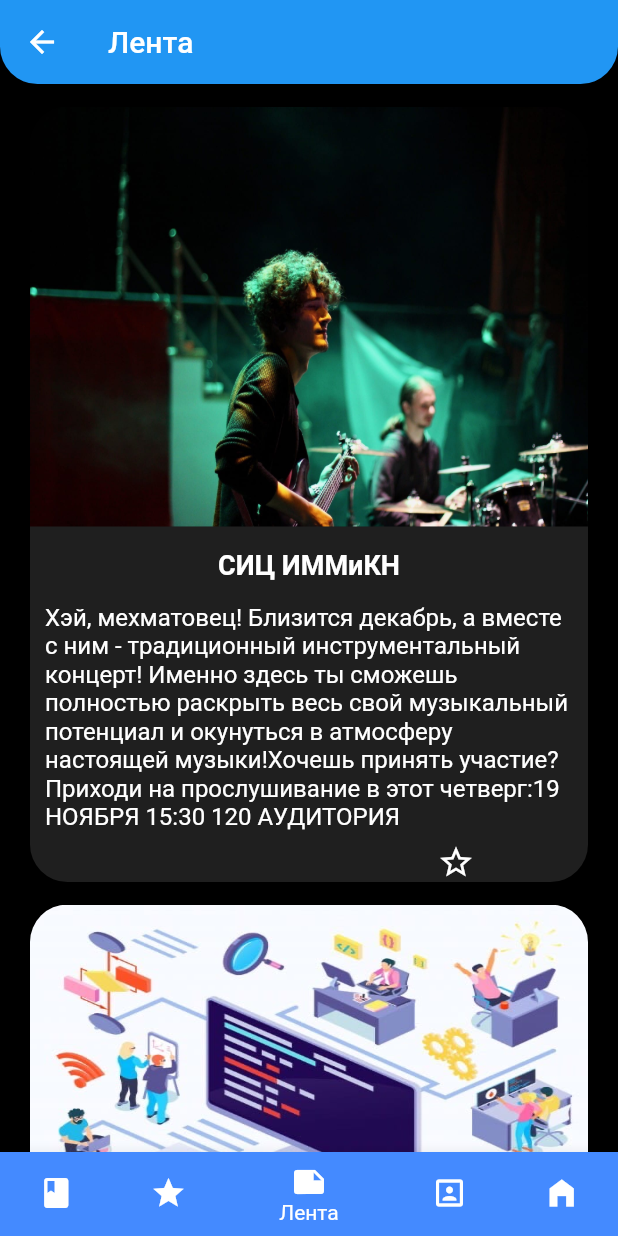
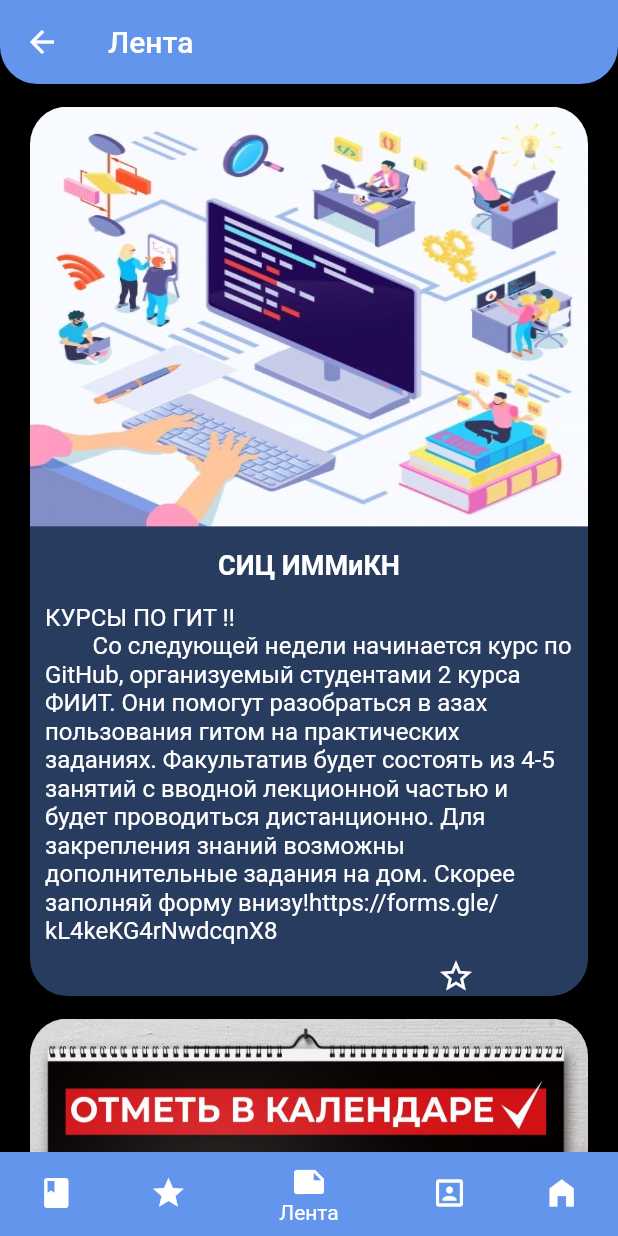
Before and after one commit to AndreyKondakovGW/Project-Sbornik-Pervokursnika-, a Flutter app: the NavPage screen opened by its route, item 3 of the bottom bar chosen, on a phone screen of 412 x 824 dp. Run offline on Flutter 3.47's test engine with Material 2 defaults, Android fonts, the phone set to English and light mode, and no system bars; our stand-ins replace bloc, flutter_bloc; Roboto replaces fonts that are missing (Tahoma).

Commit message:
Изменена страница Факультет,изменен дизайн постов в ленте, доработан дизайн NavBar и AppBar

```diff
--- a/lib/lentawidgetsandrepo/postrepo.dart
+++ b/lib/lentawidgetsandrepo/postrepo.dart
@@ -1,6 +1,18 @@
 import 'post.dart';
 
 var posts = [
+  Post(
+    title: 'СИЦ ИММиКН',
+    text: '''КУРСЫ ПО ГИТ ‼
+        Со следующей недели начинается курс по GitHub, организуемый студентами 2 курса ФИИТ. Они помогут разобраться в азах пользования гитом на практических заданиях. Факультатив будет состоять из 4-5 занятий с вводной лекционной частью и будет проводиться дистанционно. Для закрепления знаний возможны дополнительные задания на дом. Скорее заполняй форму внизу!https://forms.gle/kL4keKG4rNwdcqnX8''',
+    image: 'assets/images/git_courses.jpg',
+  ),
+  Post(
+    title: 'СИЦ ЮФУ',
+    text: '''ЭСТЕТИКА ВО ВСЁМ
+        Художественный проект «Геометрия пространства‑5» открыт до конца ноября!Причины провести свой день культурно:Не только картины! Помимо живописи, тебя ждут графика, скульптура, фотография и декоративно-прикладное искусство.Работы молодых или уже известных художников из России, Австрии, Италии, Украины и др.Работы преподавателей высших художественных учебных заведений г. Ростова-на-Дону, а также студентов направлений искусства, дизайна и архитектуры.Возможность провести время с пользой, а главное — не дома✊🏻Организаторы обещают, равнодушных не останется:💬 «Ключевое направление арт-проекта: пространство как важнейшая и необходимая составляющая в решении любого произведения пластического искусства. Широкий спектр индивидуальных подходов к исполнению темы проекта, разнообразие видов и техник, представленных на выставке не оставят равнодушными ни одного зрителя»Приходи к ААИ❤''',
+    image: 'assets/images/estetic.jpg',
+  ),
   Post(
     title: 'СИЦ ИММиКН',
     text:
@@ -9,13 +21,7 @@ var posts = [
     //'https://cdn.lifehacker.ru/wp-content/uploads/2020/03/Depositphotos_5202035_l-2015_1583840326-e1583840349869.jpg',
   ),
   Post(
-    title: 'СИЦ ИММиКН',
-    text:
-        'КУРСЫ ПО ГИТ ‼Со следующей недели начинается курс по GitHub, организуемый студентами 2 курса ФИИТ. Они помогут разобраться в азах пользования гитом на практических заданиях. Факультатив будет состоять из 4-5 занятий с вводной лекционной частью и будет проводиться дистанционно. Для закрепления знаний возможны дополнительные задания на дом. Скорее заполняй форму внизу!https://forms.gle/kL4keKG4rNwdcqnX8',
-    image: 'assets/images/git_courses.jpg',
-  ),
-  Post(
-    title: 'ЮФУ(Южный Федеральный Университет',
+    title: 'ЮФУ(Южный Федеральный Университет)',
     text:
         'Ректор и президент ЮФУ приняли участие в подведении итогов проекта «Золотые Имена Высшей Школы»Проект «Золотые Имена Высшей Школы» – ежегодный конкурсный отбор по рекомендации вузов и научных учреждений самых достойных представителей профессорско-преподавательского состава, которые имеют личный успех, достижения в учебном процессе с применением новейших методик, а также инновационных практик для повышения качества образования. 24 ноября состоялась онлайн конференция, где обсудили перспективы проекта "Золотые Имена Высшей Школы", социальный статус преподавателя современного вуза, работу региональных учреждений высшего образования и роль ученых в развитии гражданского общества.',
     image: 'assets/images/gold_names.jpg',
@@ -32,10 +38,4 @@ var posts = [
         'РЕГИСТРАЦИЯ НА ЗОЛОТОЙ ГОЛОС Если готов быть услышанным, прими участие в самом важном событии каждого певца университета!Заполни заявку ниже и приходи на Отборочный этап, который состоится уже 28 и 29 ноября.Следи за новостями проекта в группе Центра культуры и творчества ЮФУ. Кстати, там уже появилось первое интервью с членом жюри🔥Заявки принимаются до 26 ноября',
     image: 'assets/images/gold_voice.jpg',
   ),
-  Post(
-    title: 'СИЦ ЮФУ',
-    text:
-        'ЭСТЕТИКА ВО ВСЁМ Художественный проект «Геометрия пространства‑5» открыт до конца ноября!Причины провести свой день культурно:Не только картины! Помимо живописи, тебя ждут графика, скульптура, фотография и декоративно-прикладное искусство.Работы молодых или уже известных художников из России, Австрии, Италии, Украины и др.Работы преподавателей высших художественных учебных заведений г. Ростова-на-Дону, а также студентов направлений искусства, дизайна и архитектуры.Возможность провести время с пользой, а главное — не дома✊🏻Организаторы обещают, равнодушных не останется:💬 «Ключевое направление арт-проекта: пространство как важнейшая и необходимая составляющая в решении любого произведения пластического искусства. Широкий спектр индивидуальных подходов к исполнению темы проекта, разнообразие видов и техник, представленных на выставке не оставят равнодушными ни одного зрителя»Приходи к ААИ❤',
-    image: 'assets/images/estetic.jpg',
-  ),
 ];
--- a/lib/lentawidgetsandrepo/postswidget.dart
+++ b/lib/lentawidgetsandrepo/postswidget.dart
@@ -32,7 +32,9 @@ class PostWidget extends StatelessWidget {
             ),
           ),
           Container(
-            decoration: BoxDecoration(color: Colors.white12),
+            decoration: BoxDecoration(
+              color: Color.fromRGBO(100, 149, 237, 20).withOpacity(0.4),
+            ),
             child: Column(
               children: [
                 Container(
@@ -41,6 +43,7 @@ class PostWidget extends StatelessWidget {
                     post.title,
                     textAlign: TextAlign.center,
                     style: TextStyle(
+                        fontFamily: 'Tahoma',
                         fontSize: 18,
                         fontWeight: FontWeight.bold,
                         color: Colors.white),
@@ -52,6 +55,7 @@ class PostWidget extends StatelessWidget {
                     post.text,
                     textAlign: TextAlign.left,
                     style: TextStyle(
+                        fontFamily: 'Tahoma',
                         fontSize: 16,
                         fontWeight: FontWeight.normal,
                         color: Colors.white),
@@ -66,7 +70,7 @@ class PostWidget extends StatelessWidget {
             height: 34,
             child: FavouriteWidget(),
             decoration: BoxDecoration(
-              color: Colors.white12,
+              color: Color.fromRGBO(100, 149, 237, 20).withOpacity(0.4),
               borderRadius: BorderRadius.only(
                 bottomLeft: Radius.circular(25.0),
                 bottomRight: Radius.circular(25.0),
--- a/lib/pages/BasePage.dart
+++ b/lib/pages/BasePage.dart
@@ -45,6 +45,7 @@ class _NavPageState extends State<NavPage> {
     return Scaffold(
       backgroundColor: Colors.black,
       appBar: AppBar(
+        backgroundColor: Color.fromRGBO(100, 149, 237, 30),
         shape: RoundedRectangleBorder(
             borderRadius: BorderRadius.only(
                 bottomLeft: Radius.circular(25),
@@ -52,33 +53,37 @@ class _NavPageState extends State<NavPage> {
         title: Text(titels[currentIdex]),
       ),
       body: children[currentIdex],
-      bottomNavigationBar: BottomNavigationBar(
+      bottomNavigationBar: Container(
+        decoration: BoxDecoration(
+            borderRadius: BorderRadius.only(
+                topLeft: Radius.circular(40), topRight: Radius.circular(25))),
+        child: BottomNavigationBar(
           currentIndex: currentIdex,
           items: [
             BottomNavigationBarItem(
               icon: Icon(Icons.book),
               label: "Сборник",
-            backgroundColor: Colors.blueAccent,
+              backgroundColor: Color.fromRGBO(100, 149, 237, 30),
             ),
             BottomNavigationBarItem(
               icon: Icon(Icons.star),
               label: "Избраное",
-            backgroundColor: Colors.blueAccent,
+              backgroundColor: Color.fromRGBO(100, 149, 237, 30),
             ),
             BottomNavigationBarItem(
               icon: Icon(Icons.note),
               label: "Лента",
-            backgroundColor: Colors.blueAccent,
+              backgroundColor: Color.fromRGBO(100, 149, 237, 30),
             ),
             BottomNavigationBarItem(
               icon: Icon(Icons.portrait),
               label: "Профиль",
-            backgroundColor: Colors.blueAccent,
+              backgroundColor: Color.fromRGBO(100, 149, 237, 30),
             ),
             BottomNavigationBarItem(
               icon: Icon(Icons.home_filled),
               label: "Факультет",
-            backgroundColor: Colors.blueAccent,
+              backgroundColor: Color.fromRGBO(100, 149, 237, 30),
             ),
           ],
           onTap: (index) {
@@ -87,6 +92,7 @@ class _NavPageState extends State<NavPage> {
             });
           },
         ),
+      ),
     );
   }
 }
--- a/pubspec.yaml
+++ b/pubspec.yaml
@@ -25,6 +25,7 @@ dependencies:
   flutter:
     sdk: flutter
   flutter_staggered_grid_view: ^0.3.2
+  flutter_snake_navigationbar: ^0.2.0
 
 
   # The following adds the Cupertino Icons font to your application.
```
Also changed, not shown: lib/pages/FacultiesPage.dart (+18 -13 lines), assets/fonts/9688.ttf (added), pubspec.lock. Lines whose indentation alone changed are shown as unchanged.
